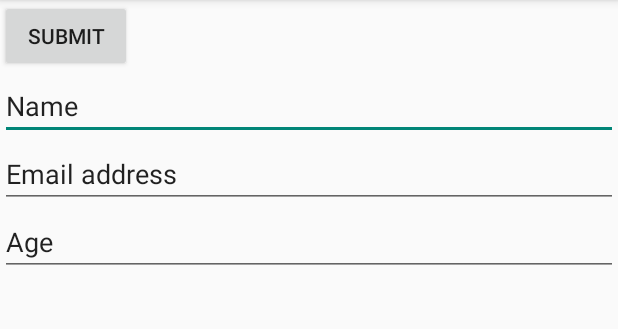
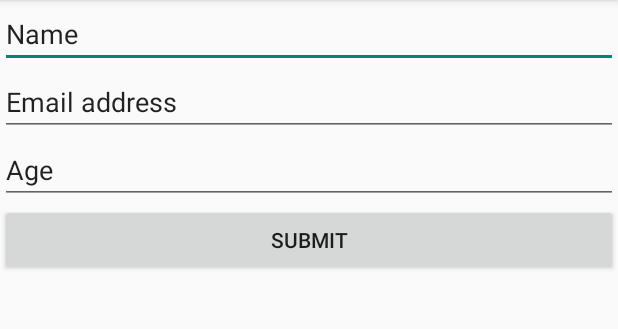
Before and after one commit to choochootrain/android-offline-forms, an Android app: the screen it shows after launch (MainActivity), on a phone screen of 412 x 824 dp, the part 84-413 px from its top. Run offline under Robolectric (Android 15) with nearby library versions, the phone set to English and light mode, and no system bars.

Commit message:
dynamically generate submit button

```diff
--- a/app/src/main/java/com/choochootrain/offlineform/app/MainActivity.java
+++ b/app/src/main/java/com/choochootrain/offlineform/app/MainActivity.java
@@ -40,7 +40,7 @@
 
         formBuilder.populateForm(formLayout, readRawResource(R.raw.form));
 
-        submitButton = (Button)findViewById(R.id.submit_button);
+        submitButton = new Button(this);
         submitButton.setText("submit");
         submitButton.setOnClickListener(new View.OnClickListener() {
             @Override
@@ -50,6 +50,7 @@
                     formQueue.add(data);
             }
         });
+        formLayout.addView(submitButton);
 
         formQueue = new FormQueue(this);
     }
--- a/app/src/main/res/layout/empty_form.xml
+++ b/app/src/main/res/layout/empty_form.xml
@@ -5,10 +5,4 @@
     android:layout_height="match_parent"
     android:id="@+id/form_layout">
 
-    <Button
-        android:id="@+id/submit_button"
-        android:layout_width="wrap_content"
-        android:layout_height="wrap_content"
-        android:text="Submit" />
-
 </LinearLayout>
```
